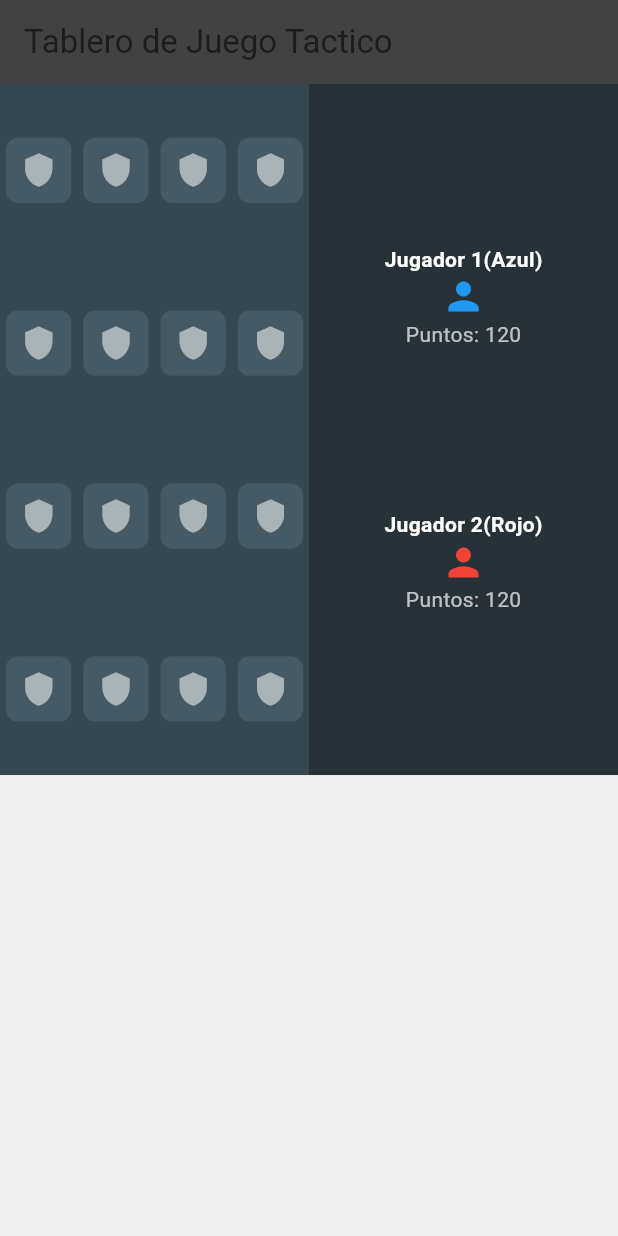
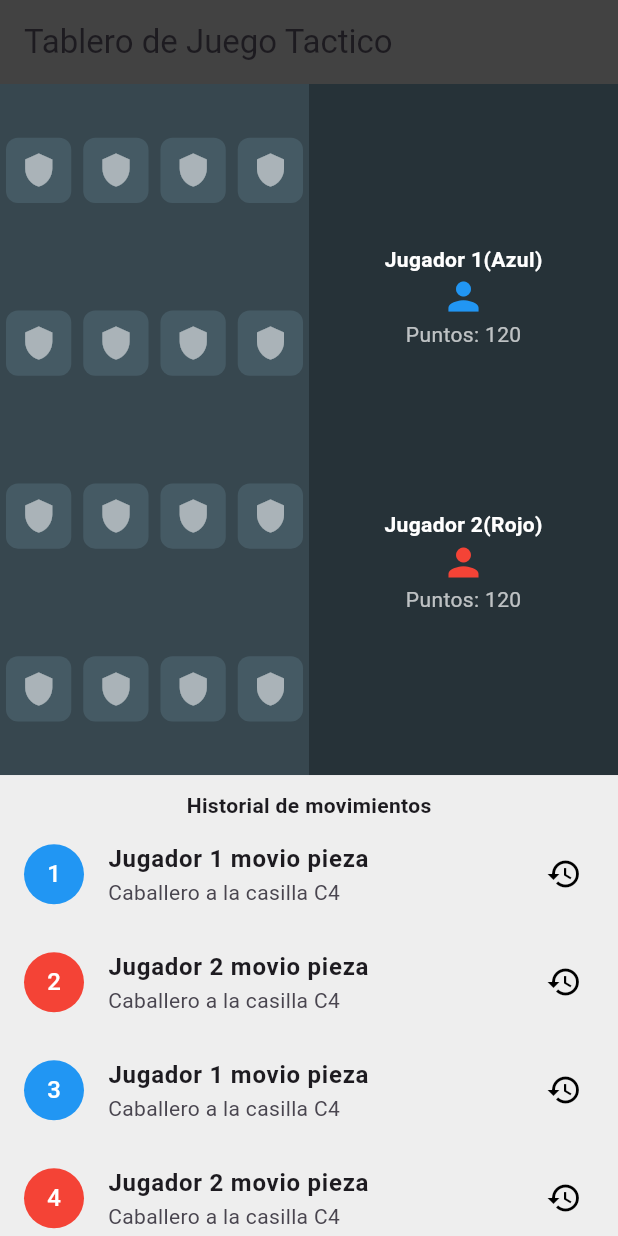
Before and after one commit to mocaor-dam/1.-Tablero-de-Juego-T-ctico, a Flutter app: the screen it shows after launch, on a phone screen of 412 x 824 dp. Run offline on Flutter 3.47's test engine with Material 3 defaults, Android fonts, the phone set to English and light mode, and no system bars.

Commit message:
sprint4 y 5

```diff
--- a/lib/main.dart
+++ b/lib/main.dart
@@ -113,17 +113,60 @@ class MyApp extends StatelessWidget {
                         ],
                       ),
                     ),
-                  )
+                  ),
                 ],
               ),
             ),
-            Expanded(flex: 4,
-                child: Container(
-                    color: Colors.grey[200]
+            Expanded(
+              flex: 4,
+              child: Container(color: Colors.grey[200], child: Column(
+                children: [
+                  SizedBox(height: 10,),
+                  Text('Historial de movimientos', style: TextStyle(fontWeight: FontWeight.bold),),
+                  Expanded(child: ListView(
+                    children: [
+                      ListTile(
+                        leading: CircleAvatar(
+                          backgroundColor: Colors.blue,
+                          child: Text('1', style: TextStyle(color: Colors.white),),
+                        ),
+                        title: Text('Jugador 1 movio pieza', style: TextStyle(fontWeight: FontWeight.bold),),
+                        subtitle: Text('Caballero a la casilla C4'),
+                        trailing: Icon(Icons.history, color: Colors.black,),
+                      ),
+                      ListTile(
+                        leading: CircleAvatar(
+                          backgroundColor: Colors.red,
+                          child: Text('2', style: TextStyle(color: Colors.white),),
+                        ),
+                        title: Text('Jugador 2 movio pieza', style: TextStyle(fontWeight: FontWeight.bold),),
+                        subtitle: Text('Caballero a la casilla C4'),
+                        trailing: Icon(Icons.history, color: Colors.black,),
+                      ),
+                      ListTile(
+                        leading: CircleAvatar(
+                          backgroundColor: Colors.blue,
+                          child: Text('3', style: TextStyle(color: Colors.white),),
+                        ),
+                        title: Text('Jugador 1 movio pieza', style: TextStyle(fontWeight: FontWeight.bold),),
+                        subtitle: Text('Caballero a la casilla C4'),
+                        trailing: Icon(Icons.history, color: Colors.black,),
+                      ),
+                      ListTile(
+                        leading: CircleAvatar(
+                          backgroundColor: Colors.red,
+                          child: Text('4', style: TextStyle(color: Colors.white),),
+                        ),
+                        title: Text('Jugador 2 movio pieza', style: TextStyle(fontWeight: FontWeight.bold),),
+                        subtitle: Text('Caballero a la casilla C4'),
+                        trailing: Icon(Icons.history, color: Colors.black,),
+                      )
 
-
-
+                    ],
+                  ))
+                ],
               )),
+            ),
           ],
         ),
       ),
```
Lines whose indentation alone changed are shown as unchanged.
